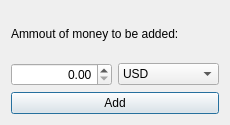
Before: the Qt Designer form NETB380_ExpenseManager/ep_add_money.ui in satanasov/NETB380, drawn with Qt 5.
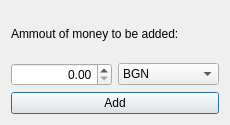
After: the same form once the commit is applied. Icons and pictures are not drawn.

Patch:
```diff
--- a/NETB380_ExpenseManager/ep_add_money.ui
+++ b/NETB380_ExpenseManager/ep_add_money.ui
@@ -39,7 +39,7 @@
     <widget class="QComboBox" name="comboBox">
      <item>
       <property name="text">
-       <string>USD</string>
+       <string>BGN</string>
       </property>
      </item>
      <item>
```
Left out of the diff: 2 changed lines with no effect on the pictures.
